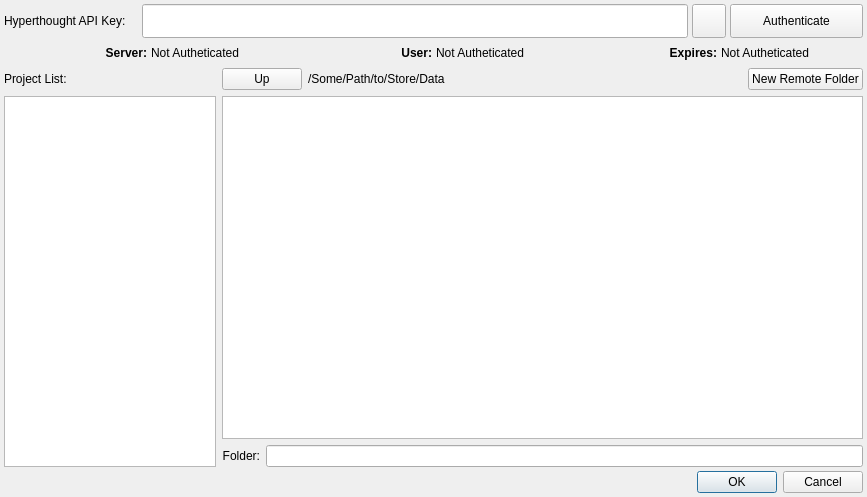
First picture: the form in UI_Files/hyperthoughtdialog.ui, repository BlueQuartzSoftware/MetaForge, before the edit.
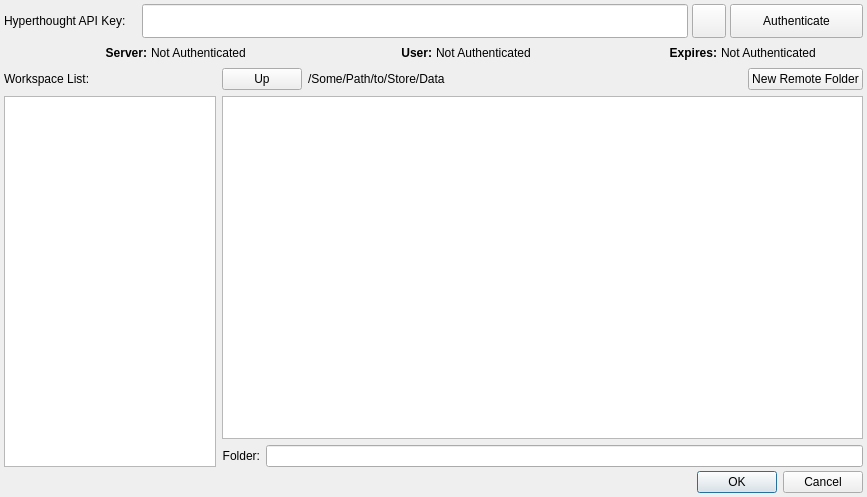
Second picture: the form after the edit. Icons and pictures are not drawn. Custom widgets are drawn as their Qt base class.

```diff
--- a/UI_Files/hyperthoughtdialog.ui
+++ b/UI_Files/hyperthoughtdialog.ui
@@ -71,7 +71,7 @@
      <item>
       <widget class="QLabel" name="ht_server_url">
        <property name="text">
-        <string>Not Autheticated</string>
+        <string>Not Authenticated</string>
        </property>
       </widget>
      </item>
@@ -94,7 +94,7 @@
      <item>
       <widget class="QLabel" name="ht_username">
        <property name="text">
-        <string>Not Autheticated</string>
+        <string>Not Authenticated</string>
        </property>
       </widget>
      </item>
@@ -117,7 +117,7 @@
      <item>
       <widget class="QLabel" name="token_expiration">
        <property name="text">
-        <string>Not Autheticated</string>
+        <string>Not Authenticated</string>
        </property>
       </widget>
      </item>
@@ -235,7 +235,7 @@
      <item row="0" column="0">
       <widget class="QLabel" name="label_4">
        <property name="text">
-        <string>Project List:</string>
+        <string>Workspace List:</string>
        </property>
       </widget>
      </item>
```
Left out of the diff: 10 changed lines with no effect on the pictures.
